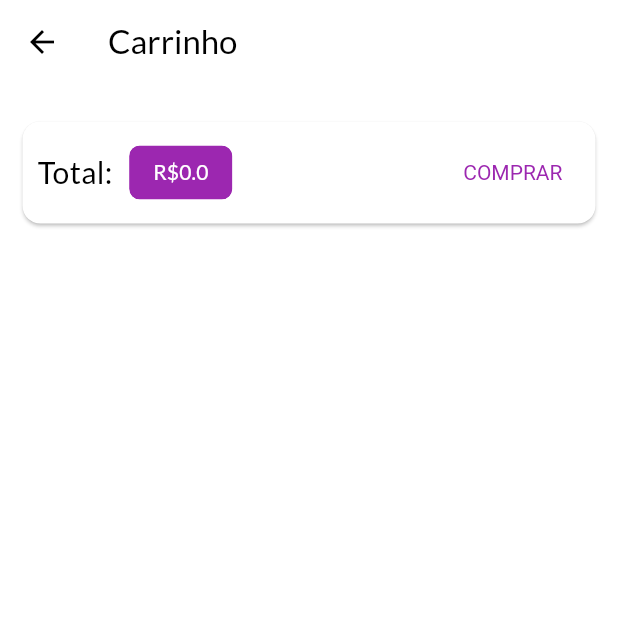
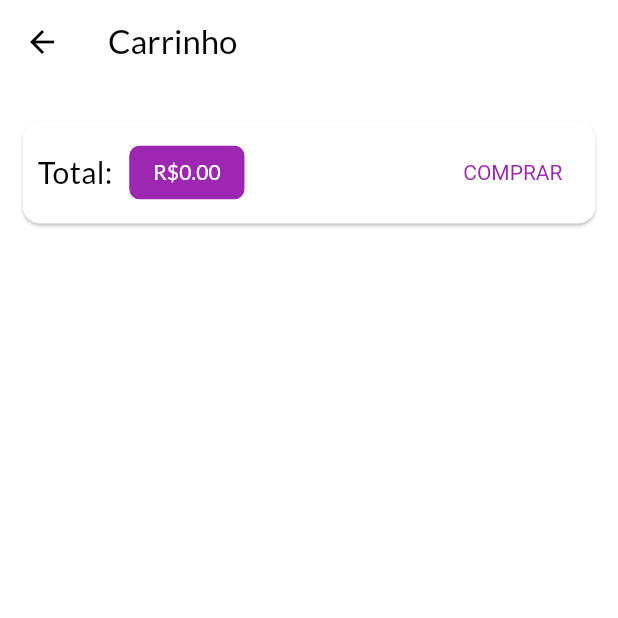
Before and after one commit to Vitu26/loja-curso, a Flutter app: the CartPage screen opened by its route, after a tap on "COMPRAR", on a phone screen of 412 x 824 dp, the top half of it. Run offline on Flutter 3.47's test engine with Material 3 defaults, Android fonts, the phone set to English and light mode, and no system bars; network calls fail.

```diff
--- /dev/null
+++ b/lib/components/order.dart
@@ -0,0 +1,55 @@
+import 'package:flutter/material.dart';
+import 'package:intl/intl.dart';
+import 'package:shop/models/order.dart';
+
+class OrderWidget extends StatefulWidget {
+  final Order order;
+  const OrderWidget({super.key, required this.order});
+
+  @override
+  State<OrderWidget> createState() => _OrderWidgetState();
+}
+
+class _OrderWidgetState extends State<OrderWidget> {
+  @override
+  Widget build(BuildContext context) {
+    bool _expanded = false;
+
+    return Card(
+      child: Column(
+        children: [
+          ListTile(
+            title: Text('R\$ ${widget.order.total.toStringAsFixed(2)}'),
+            subtitle:
+                Text(DateFormat('dd/MM/yyyy hh:mm').format(widget.order.date)),
+            trailing: Icon(Icons.expand_more),
+            onTap: () {
+              setState(() {
+                _expanded = !_expanded;
+              });
+            },
+          ),
+          if (_expanded)
+            Container(
+              padding: const EdgeInsets.symmetric(
+                horizontal: 15,
+                vertical: 4,
+              ),
+              height: (widget.order.products.length * 25) + 10,
+              child: ListView(
+                children: widget.order.products.map((product) {
+                  return Row(
+                    mainAxisAlignment: MainAxisAlignment.spaceBetween,
+                    children: [
+                      Text(product.name, style: TextStyle(fontSize: 18, fontWeight: FontWeight.bold),),
+                      Text('${product.quantity}x R\$ ${product.price}', style: TextStyle(fontSize: 18, color: Colors.grey,)),
+                    ],
+                  );
+                }).toList(),
+              ),
+            )
+        ],
+      ),
+    );
+  }
+}
--- a/lib/components/products_grid.dart
+++ b/lib/components/products_grid.dart
@@ -1,6 +1,6 @@
 import 'package:flutter/material.dart';
 import 'package:provider/provider.dart';
-import 'package:shop/components/product_item.dart';
+import 'package:shop/components/product_grid_item.dart';
 import 'package:shop/models/product_list.dart';
 import 'package:shop/models/products.dart';
 
@@ -21,7 +21,7 @@ class ProductGrid extends StatelessWidget {
       //forma de contrução total do grid de produtos
       itemBuilder: (ctx, i) => ChangeNotifierProvider.value(
         value: loadedProducts[i],
-        child: ProductItem(),
+        child: ProducGridtItem(),
       ),
       //essa classe define uma estrutura de gridview com 2 elementos por linha
       gridDelegate: SliverGridDelegateWithFixedCrossAxisCount(
--- a/lib/main.dart
+++ b/lib/main.dart
@@ -1,9 +1,11 @@
 import 'package:flutter/material.dart';
 import 'package:provider/provider.dart';
 import 'package:shop/models/cart.dart';
+import 'package:shop/models/order.dart';
 import 'package:shop/models/order_list.dart';
 import 'package:shop/models/product_list.dart';
 import 'package:shop/pages/cart_page.dart';
+import 'package:shop/pages/orders_page.dart';
 import 'package:shop/pages/product_datails_page.dart';
 
 import 'package:shop/pages/products_overview_page.dart';
@@ -39,10 +41,12 @@ class MyApp extends StatelessWidget {
           ),
           fontFamily: 'Lato',
         ),
-        home: ProductsOverview(),
+        // home: ProductsOverview(),
         routes: {
           AppRoutes.productDetail: (ctx) => const ProductDetails(),
           AppRoutes.cartPage: (ctx) => const CartPage(),
+          AppRoutes.home: (ctx) => ProductsOverview(),
+          AppRoutes.orders: (ctx) => OrderPage(),
         },
         debugShowCheckedModeBanner: false,
       ),
--- a/lib/pages/cart_page.dart
+++ b/lib/pages/cart_page.dart
@@ -39,7 +39,7 @@ class CartPage extends StatelessWidget {
                   Chip(
                     backgroundColor: Theme.of(context).primaryColor,
                     label: Text(
-                      'R\$${cart.totalAmount}',
+                      'R\$${cart.totalAmount.toStringAsFixed(2)}',
                       style: TextStyle(
                           color: Theme.of(context)
                               .primaryTextTheme
--- a/lib/pages/orders_page.dart
+++ b/lib/pages/orders_page.dart
@@ -1,14 +1,24 @@
 import 'package:flutter/material.dart';
+import 'package:provider/provider.dart';
+import 'package:shop/components/app_drawer.dart';
+import 'package:shop/components/order.dart';
+import 'package:shop/models/order_list.dart';
 
 class OrderPage extends StatelessWidget {
   const OrderPage({super.key});
 
   @override
   Widget build(BuildContext context) {
+    final OrderList orders = Provider.of(context);
     return Scaffold(
       appBar: AppBar(
         title: Text('Meus pedidos'),
+        backgroundColor: Colors.blue[200],
       ),
+      drawer: AppDrawer(),
+      body: ListView.builder(
+        itemCount: orders.itemsCount,
+        itemBuilder: (ctx, i) => OrderWidget(order: orders.items[i]),),
     );
   }
 }
--- a/lib/pages/products_overview_page.dart
+++ b/lib/pages/products_overview_page.dart
@@ -1,5 +1,6 @@
 import 'package:flutter/material.dart';
 import 'package:provider/provider.dart';
+import 'package:shop/components/app_drawer.dart';
 import 'package:shop/components/badgee.dart';
 import 'package:shop/components/products_grid.dart';
 import 'package:shop/data/dammy_data.dart';
@@ -73,6 +74,7 @@ class _ProductsOverviewState extends State<ProductsOverview> {
         ],
       ),
       body: ProductGrid(_showFavoriteOnly),
+      drawer: AppDrawer(),
     );
   }
 }
```
Also changed, not shown: lib/components/app_drawer.dart (+4 -3 lines), lib/components/product_grid_item.dart (added, +61 -0 lines), lib/components/product_item.dart (deleted, +0 -55 lines), lib/models/cart.dart (+22 -0 lines), pubspec.lock.
